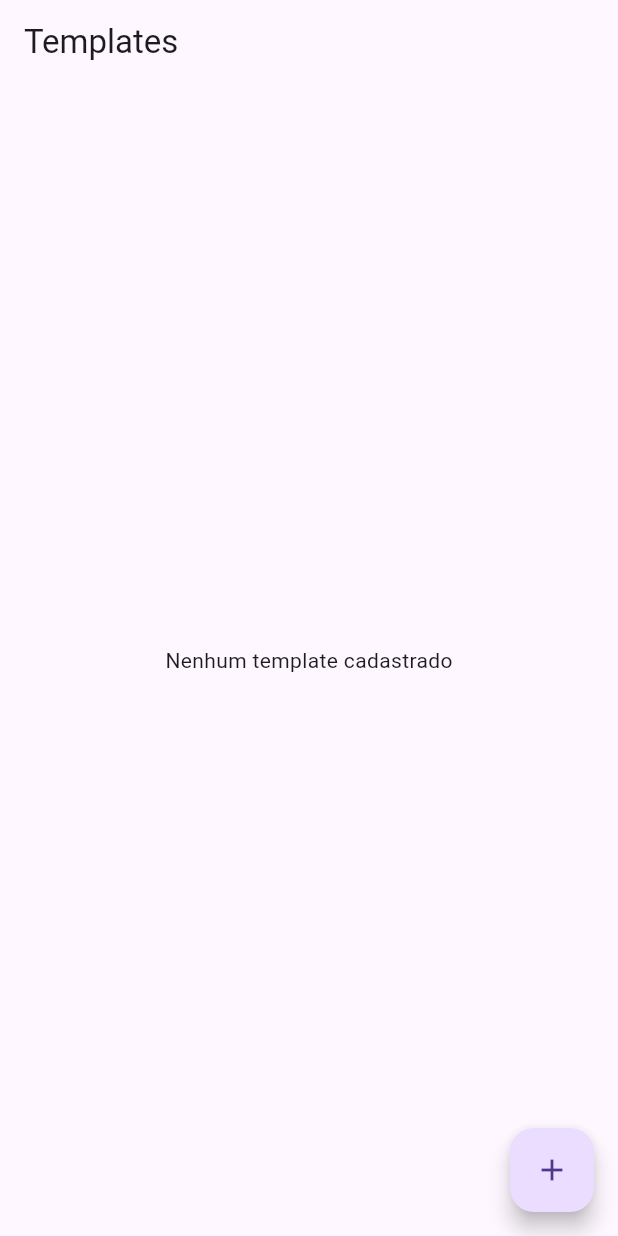
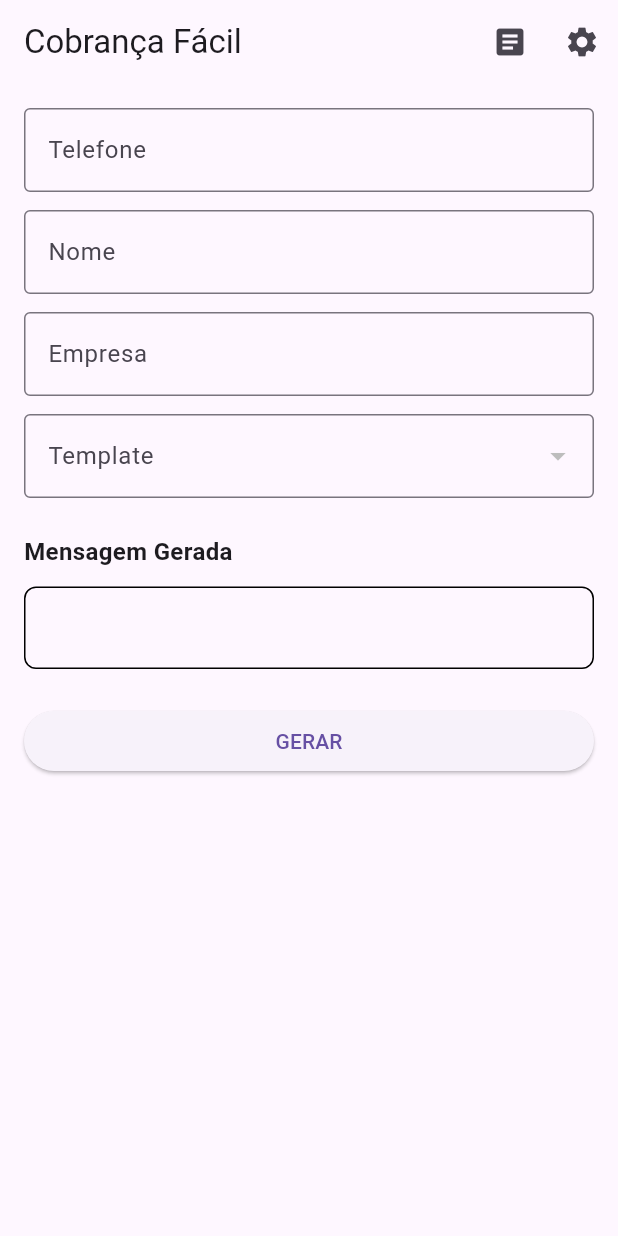
Before and after one commit to AxlBB/cobranca-facil, a Flutter app: the screen it shows after launch, on a phone screen of 412 x 824 dp. Run offline on Flutter 3.47's test engine with Material 3 defaults, Android fonts, the phone set to English and light mode, and no system bars; our stand-ins replace sqflite; accounts and stored records are empty.

Commit message:
feat: implementar home screen e motor de templates

```diff
--- a/lib/main.dart
+++ b/lib/main.dart
@@ -1,7 +1,7 @@
 import 'package:flutter/material.dart';
 
-
 import 'screens/templates/templates_screen.dart';
+import 'screens/home/home_screen.dart';
 
 void main() {
   runApp(
@@ -16,7 +16,7 @@ class MyApp extends StatelessWidget {
   Widget build(BuildContext context) {
     return const MaterialApp(
       debugShowCheckedModeBanner: false,
-      home: TemplatesScreen(),
+      home: HomeScreen(),
     );
   }
 }
--- /dev/null
+++ b/lib/screens/home/home_screen.dart
@@ -0,0 +1,285 @@
+import 'package:flutter/material.dart';
+
+import '../settings/settings_screen.dart';
+import '../templates/templates_screen.dart';
+import '../../models/app_settings.dart';
+import '../../models/template_message.dart';
+import '../../repositories/settings_repository.dart';
+import '../../repositories/template_repository.dart';
+import '../../services/template_service.dart';
+
+class HomeScreen extends StatefulWidget {
+  const HomeScreen({super.key});
+
+  @override
+  State<HomeScreen> createState() =>
+      _HomeScreenState();
+}
+
+class _HomeScreenState
+    extends State<HomeScreen> {
+
+  final _settingsRepository =
+      SettingsRepository();
+
+  final _templateRepository =
+      TemplateRepository();
+
+  final _telefoneController =
+      TextEditingController();
+
+  final _nomeController =
+      TextEditingController();
+
+  final _empresaController =
+      TextEditingController();
+
+  List<TemplateMessage> _templates = [];
+
+  TemplateMessage? _templateSelecionado;
+
+  String _analista = '';
+
+  String _mensagemGerada = '';
+
+  bool _loading = true;
+
+  @override
+  void initState() {
+    super.initState();
+    carregarDados();
+  }
+
+  Future<void> carregarDados() async {
+
+    final AppSettings settings =
+        await _settingsRepository.obter();
+
+    final templates =
+        await _templateRepository.listar();
+
+    setState(() {
+      _analista =
+          settings.nomeAnalista;
+
+      _templates = templates;
+
+      if (templates.isNotEmpty) {
+        _templateSelecionado =
+            templates.first;
+      }
+
+      _loading = false;
+    });
+
+    gerarMensagem();
+  }
+
+  void gerarMensagem() {
+
+    if (_templateSelecionado == null) {
+      return;
+    }
+
+    final mensagem =
+        TemplateService.processar(
+      template:
+          _templateSelecionado!.conteudo,
+      analista: _analista,
+      nome: _nomeController.text,
+      empresa:
+          _empresaController.text,
+    );
+
+    setState(() {
+      _mensagemGerada = mensagem;
+    });
+  }
+
+  @override
+  Widget build(BuildContext context) {
+
+    if (_loading) {
+      return const Scaffold(
+        body: Center(
+          child:
+              CircularProgressIndicator(),
+        ),
+      );
+    }
+
+    return Scaffold(
+      appBar: AppBar(
+        title: const Text(
+          'Cobrança Fácil',
+        ),
+        actions: [
+
+          IconButton(
+            icon: const Icon(
+              Icons.article,
+            ),
+            tooltip: 'Templates',
+            onPressed: () async {
+
+              await Navigator.push(
+                context,
+                MaterialPageRoute(
+                  builder: (_) =>
+                      const TemplatesScreen(),
+                ),
+              );
+
+              await carregarDados();
+            },
+          ),
+
+          IconButton(
+            icon: const Icon(
+              Icons.settings,
+            ),
+            tooltip: 'Configurações',
+            onPressed: () async {
+
+              await Navigator.push(
+                context,
+                MaterialPageRoute(
+                  builder: (_) =>
+                      const SettingsScreen(),
+                ),
+              );
+
+              await carregarDados();
+            },
+          ),
+        ],
+      ),
+      body: SingleChildScrollView(
+        padding:
+            const EdgeInsets.all(16),
+        child: Column(
+          crossAxisAlignment:
+              CrossAxisAlignment.start,
+          children: [
+
+            TextField(
+              controller:
+                  _telefoneController,
+              decoration:
+                  const InputDecoration(
+                labelText: 'Telefone',
+                border:
+                    OutlineInputBorder(),
+              ),
+            ),
+
+            const SizedBox(height: 12),
+
+            TextField(
+              controller:
+                  _nomeController,
+              onChanged: (_) =>
+                  gerarMensagem(),
+              decoration:
+                  const InputDecoration(
+                labelText: 'Nome',
+                border:
+                    OutlineInputBorder(),
+              ),
+            ),
+
+            const SizedBox(height: 12),
+
+            TextField(
+              controller:
+                  _empresaController,
+              onChanged: (_) =>
+                  gerarMensagem(),
+              decoration:
+                  const InputDecoration(
+                labelText: 'Empresa',
+                border:
+                    OutlineInputBorder(),
+              ),
+            ),
+
+            const SizedBox(height: 12),
+
+            DropdownButtonFormField<
+                TemplateMessage>(
+              value:
+                  _templateSelecionado,
+              decoration:
+                  const InputDecoration(
+                labelText: 'Template',
+                border:
+                    OutlineInputBorder(),
+              ),
+              items: _templates
+                  .map(
+                    (template) =>
+                        DropdownMenuItem(
+                      value: template,
+                      child: Text(
+                        template.nome,
+                      ),
+                    ),
+                  )
+                  .toList(),
+              onChanged: (template) {
+
+                setState(() {
+                  _templateSelecionado =
+                      template;
+                });
+
+                gerarMensagem();
+              },
+            ),
+
+            const SizedBox(height: 24),
+
+            const Text(
+              'Mensagem Gerada',
+              style: TextStyle(
+                fontWeight:
+                    FontWeight.bold,
+                fontSize: 16,
+              ),
+            ),
+
+            const SizedBox(height: 12),
+
+            Container(
+              width: double.infinity,
+              padding:
+                  const EdgeInsets.all(16),
+              decoration: BoxDecoration(
+                border: Border.all(),
+                borderRadius:
+                    BorderRadius.circular(
+                  8,
+                ),
+              ),
+              child: Text(
+                _mensagemGerada,
+              ),
+            ),
+
+            const SizedBox(height: 24),
+
+            SizedBox(
+              width: double.infinity,
+              child: ElevatedButton(
+                onPressed: gerarMensagem,
+                child: const Text(
+                  'GERAR',
+                ),
+              ),
+            ),
+          ],
+        ),
+      ),
+    );
+  }
+}
--- /dev/null
+++ b/lib/services/template_service.dart
@@ -0,0 +1,29 @@
+class TemplateService {
+
+  static String processar({
+    required String template,
+    String? analista,
+    String? nome,
+    String? empresa,
+  }) {
+
+    String resultado = template;
+
+    resultado = resultado.replaceAll(
+      '{ANALISTA}',
+      analista ?? '',
+    );
+
+    resultado = resultado.replaceAll(
+      '{NOME}',
+      nome ?? '',
+    );
+
+    resultado = resultado.replaceAll(
+      '{EMPRESA}',
+      empresa ?? '',
+    );
+
+    return resultado;
+  }
+}
```
